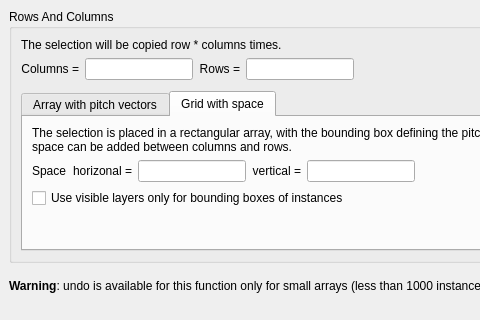
Above: src/edt/edt/MakeArrayOptionsDialog.ui from KLayout/klayout before the change; both pictures show x 0 to 480 and y 0 to 320 of the 586 by 431 pixel window. Below: the same form after it.
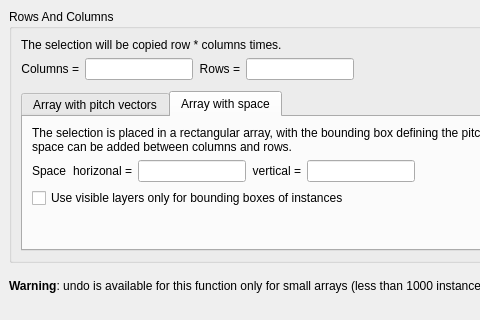
That is the form after the change.

What changed in the file:
```diff
--- a/src/edt/edt/MakeArrayOptionsDialog.ui
+++ b/src/edt/edt/MakeArrayOptionsDialog.ui
@@ -169,7 +169,7 @@
         </widget>
         <widget class="QWidget" name="tab_2">
          <attribute name="title">
-          <string>Grid with space</string>
+          <string>Array with space</string>
          </attribute>
          <layout class="QGridLayout" name="gridLayout_2">
           <item row="1" column="0">
```
